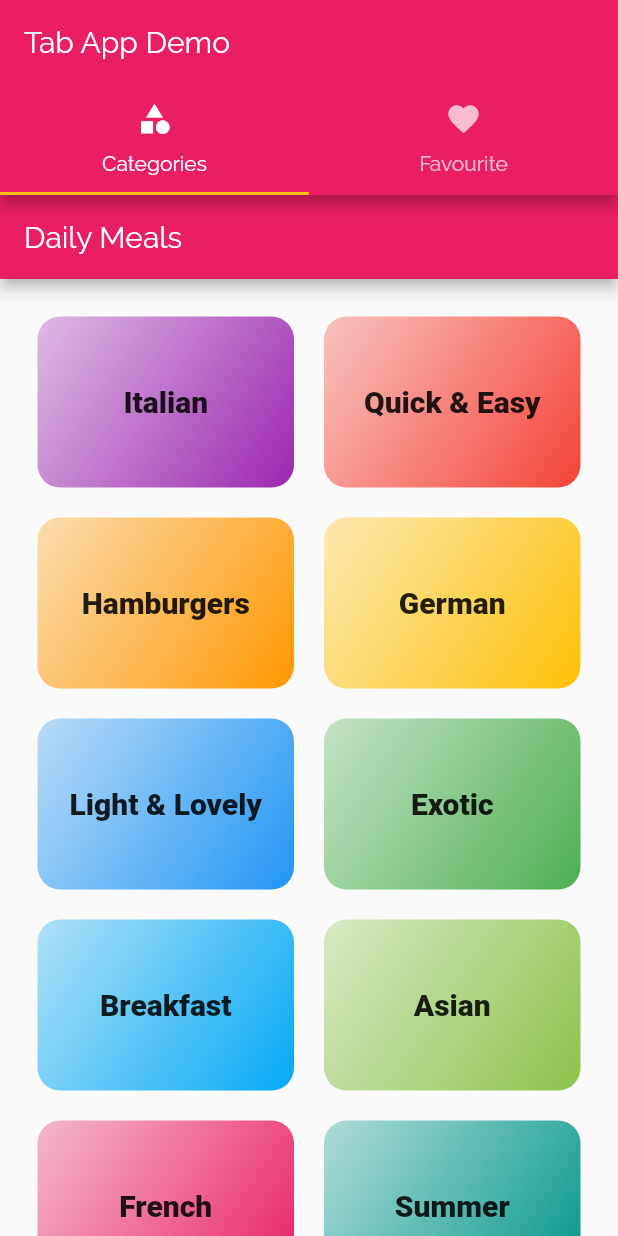
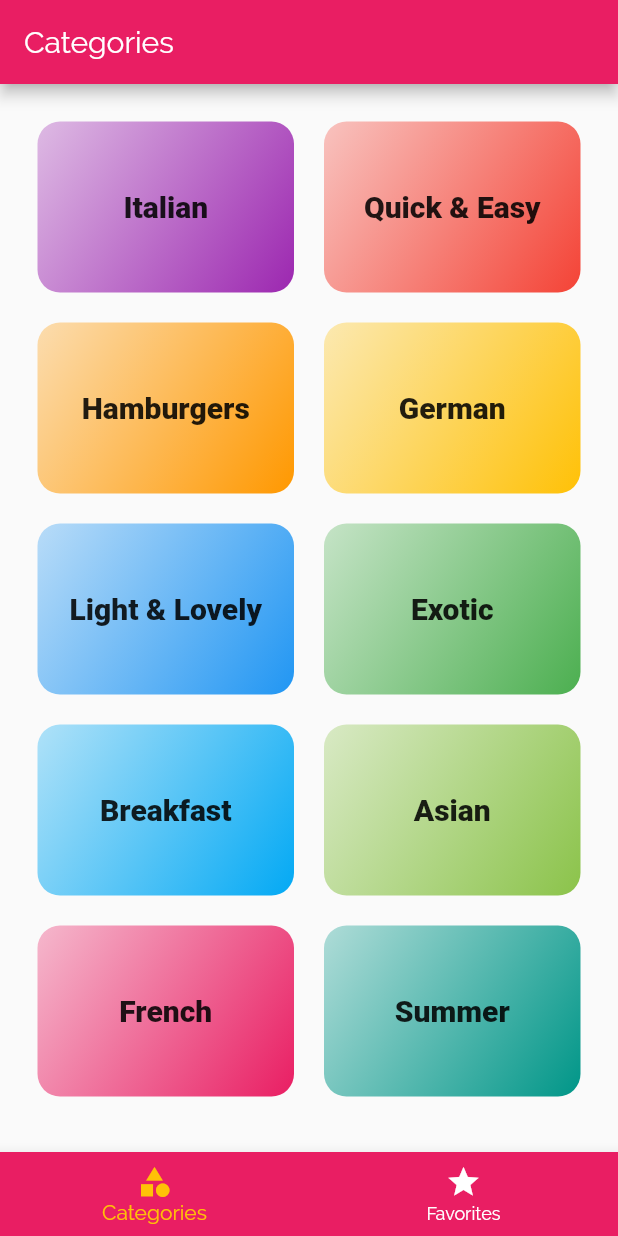
Before and after one commit to sunilkr123/Fluter-Basic-MorethanOneScreen-MealsApp, a Flutter app: the screen it shows after launch, on a phone screen of 412 x 824 dp. Run offline on Flutter 3.47's test engine with Material 2 defaults, Android fonts, the phone set to English and light mode, and no system bars; Roboto replaces fonts that are missing (RoboCondensed).

Commit message:
Bottom tab bar screen added

```diff
--- a/lib/category_screen.dart
+++ b/lib/category_screen.dart
@@ -6,7 +6,7 @@ class CategoryScreen extends StatelessWidget {
   @override
   Widget build(BuildContext context) {
      return Scaffold(
-       appBar: AppBar(title: Text('Daily Meals'),),
+     //  appBar: AppBar(title: Text('Daily Meals'),),
        body: GridView(
            padding: EdgeInsets.all(25),
            children: DUMMY_CATEGORIES.map((catData) => CategoryItem(catData.id,catData.title, catData.color)).toList(),
--- a/lib/main.dart
+++ b/lib/main.dart
@@ -12,7 +12,7 @@ class MyApp extends StatelessWidget {
   @override
   Widget build(BuildContext context) {
     return MaterialApp(
-      title: 'MealDetails',
+      //title: 'MealDetails',
       theme: ThemeData(
           primarySwatch: Colors.pink,
           accentColor: Colors.amber,
--- a/lib/screens/favourite_screen.dart
+++ b/lib/screens/favourite_screen.dart
@@ -6,7 +6,7 @@ class FavouriteScreen extends StatelessWidget {
   @override
   Widget build(BuildContext context) {
     return Scaffold(
-      appBar: AppBar(title: Text('Favourite screen'),),
+    //  appBar: AppBar(title: Text('Favourite screen'),),
       body: ListView.builder(itemBuilder: (ctx,index){
         return ListTile(
           leading: CircleAvatar(child: Text('${index+1}'),),
--- a/lib/screens/tab_screens.dart
+++ b/lib/screens/tab_screens.dart
@@ -32,28 +32,32 @@ class _TabBarScreenState extends State<TabBarScreen> {
 
   @override
   Widget build(BuildContext context) {
-    return DefaultTabController(
-        length: 2,
-        child: Scaffold(
-          appBar: AppBar(
-            title: Text('Tab App Demo'),
-            bottom: TabBar(
-              tabs: [
-                Tab(
-                  icon: Icon(Icons.category),
-                  text: 'Categories',
-                ),
-                Tab(
-                  icon: Icon(Icons.favorite),
-                  text: 'Favourite',
-                )
-              ],
-            ),
+    return Scaffold(
+      appBar: AppBar(
+        title: Text(_pages[_selectedPageIndex]['title'] as String),
+      ),
+      body: _pages[_selectedPageIndex]['page'] as Widget,
+      bottomNavigationBar: BottomNavigationBar(
+        onTap: _selectPage,
+        backgroundColor: Theme.of(context).primaryColor,
+        unselectedItemColor: Colors.white,
+        selectedItemColor: Theme.of(context).accentColor,
+        currentIndex: _selectedPageIndex,
+        // type: BottomNavigationBarType.fixed,
+        items: [
+          BottomNavigationBarItem(
+            backgroundColor: Theme.of(context).primaryColor,
+            icon: Icon(Icons.category),
+            label:  'Categories',
           ),
-          body: TabBarView(children: [
-            CategoryScreen(),
-            FavouriteScreen()
-          ]),
-        ));
+          BottomNavigationBarItem(
+            backgroundColor: Theme.of(context).primaryColor,
+            icon: Icon(Icons.star),
+            label:  'Favorites',
+          ),
+
+        ],
+      ),
+    );
   }
 }
```
